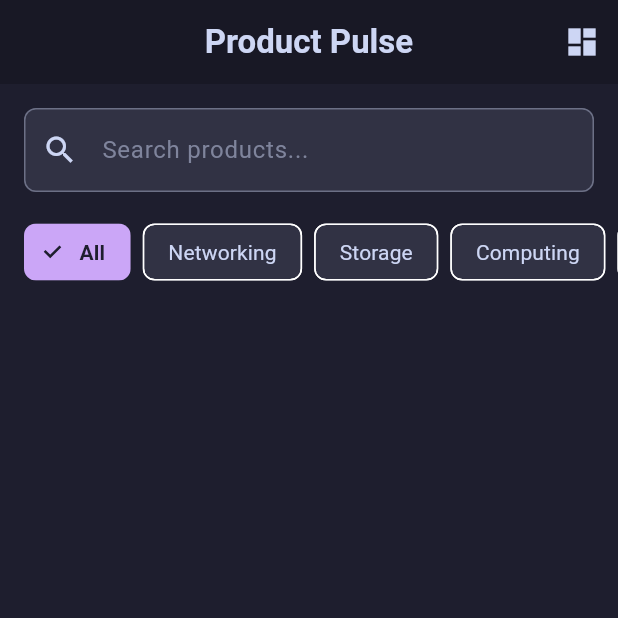
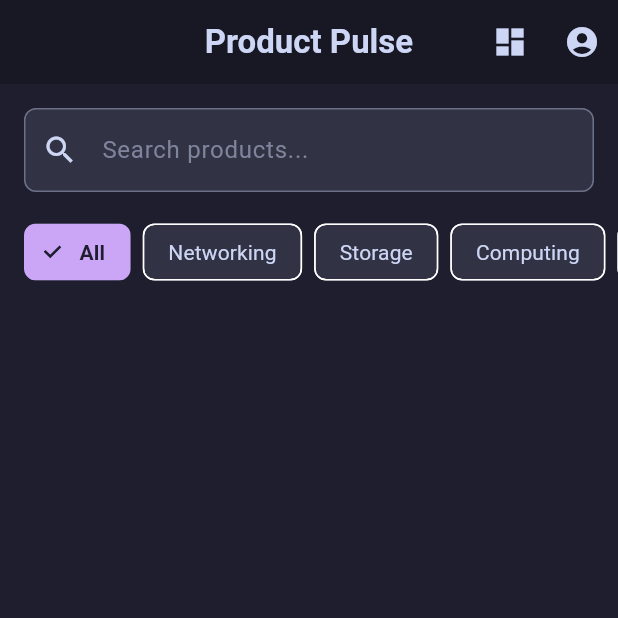
Before and after one commit to Davila-bit/ProductPulse, a Flutter app: the screen it shows once a user with an empty profile is signed in, on a phone screen of 412 x 824 dp, the top half of it. Run offline on Flutter 3.47's test engine with Material 3 defaults, Android fonts, the phone set to English and light mode, and no system bars; our stand-ins replace cloud_firestore, firebase_auth, firebase_core; accounts and stored records are empty.

Commit message:
Add profile navigation to product list screen
Added profile icon button in app bar for easy access to
user profile and account management features.

```diff
--- a/lib/screens/product_list_screen.dart
+++ b/lib/screens/product_list_screen.dart
@@ -4,6 +4,7 @@ import '../services/firebase_service.dart';
 import '../theme/catppuccin_theme.dart';
 import 'add_edit_product_screen.dart';
 import 'dashboard_screen.dart';
+import 'profile_screen.dart';
 
 class ProductListScreen extends StatefulWidget {
   const ProductListScreen({super.key});
@@ -99,6 +100,16 @@ class _ProductListScreenState extends State<ProductListScreen> {
               );
             },
             tooltip: 'Dashboard',
+          ),
+          IconButton(
+            icon: const Icon(Icons.account_circle),
+            onPressed: () {
+              Navigator.push(
+                context,
+                MaterialPageRoute(builder: (context) => const ProfileScreen()),
+              );
+            },
+            tooltip: 'Profile',
           ),
         ],
       ),
```
